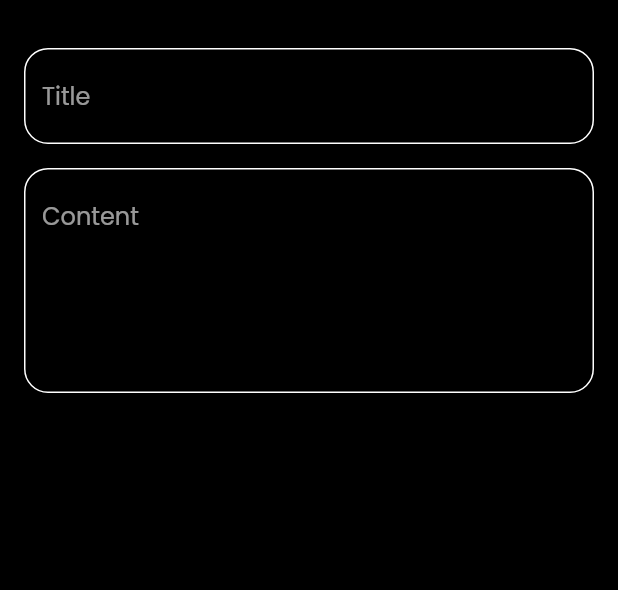
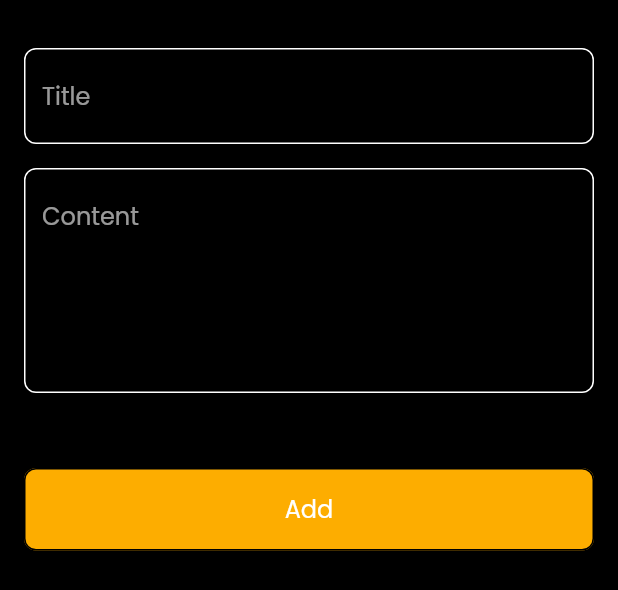
Before and after one commit to ka1395/Notes_App, a Flutter app: the AddNoteBottmSheet widget shown alone on an empty page, opened directly, on a phone screen of 412 x 824 dp. Shown: the top 590 px of the screen. Run offline on Flutter 3.47's test engine with Material 2 defaults, Android fonts, the phone set to English and light mode, and no system bars.

Commit message:
finish bottom sheet

```diff
--- a/lib/views/widgets/add_note_bottomsheet.dart
+++ b/lib/views/widgets/add_note_bottomsheet.dart
@@ -1,5 +1,7 @@
 import 'package:flutter/material.dart';
 
+import '../../constant.dart';
+import 'custom_button.dart';
 import 'custom_text_field.dart';
 
 class AddNoteBottmSheet extends StatelessWidget {
@@ -9,6 +11,7 @@ class AddNoteBottmSheet extends StatelessWidget {
   Widget build(BuildContext context) {
     return Padding(
       padding: const EdgeInsets.symmetric(horizontal: 16),
+      child: SingleChildScrollView(
         child: Column(
           children: const [
             SizedBox(
@@ -19,7 +22,15 @@ class AddNoteBottmSheet extends StatelessWidget {
               height: 16,
             ),
             CustomTextField(hint: "Content", maxLine: 5),
+            SizedBox(
+              height: 50,
+            ),
+            CustomButton(),
+            SizedBox(
+              height: 16,
+            ),
           ],
+        ),
       ),
     );
   }
--- /dev/null
+++ b/lib/views/widgets/custom_button.dart
@@ -0,0 +1,23 @@
+
+import 'package:flutter/material.dart';
+
+import '../../constant.dart';
+
+class CustomButton extends StatelessWidget {
+  const CustomButton({super.key});
+
+  @override
+  Widget build(BuildContext context) {
+    return MaterialButton(
+      onPressed: () {},
+      shape: OutlineInputBorder(borderRadius: BorderRadius.circular(8)),
+      color: primaryColor,
+      height: 55,
+      minWidth: MediaQuery.of(context).size.width,
+      child: const Text(
+        "Add",
+        style: TextStyle(fontSize: 16),
+      ),
+    );
+  }
+}
--- a/lib/views/widgets/custom_text_field.dart
+++ b/lib/views/widgets/custom_text_field.dart
@@ -2,7 +2,7 @@ import 'package:flutter/material.dart';
 import 'package:notes_app/constant.dart';
 
 class CustomTextField extends StatelessWidget {
-  const CustomTextField({super.key, required this.hint,  this.maxLine = 1});
+  const CustomTextField({super.key, required this.hint, this.maxLine = 1});
   final String hint;
   final int maxLine;
   @override
@@ -11,7 +11,6 @@ class CustomTextField extends StatelessWidget {
       maxLines: maxLine,
       decoration: InputDecoration(
           hintText: hint,
-
           border: borderBuilder(color: Colors.white),
           enabledBorder: borderBuilder(color: Colors.white),
           focusedBorder: borderBuilder(color: primaryColor)),
@@ -21,7 +20,7 @@ class CustomTextField extends StatelessWidget {
 
   OutlineInputBorder borderBuilder({required color}) {
     return OutlineInputBorder(
-      borderRadius: BorderRadius.circular(16),
+      borderRadius: BorderRadius.circular(8),
       borderSide: BorderSide(
         color: color,
       ),
```
Lines whose indentation alone changed are shown as unchanged.
